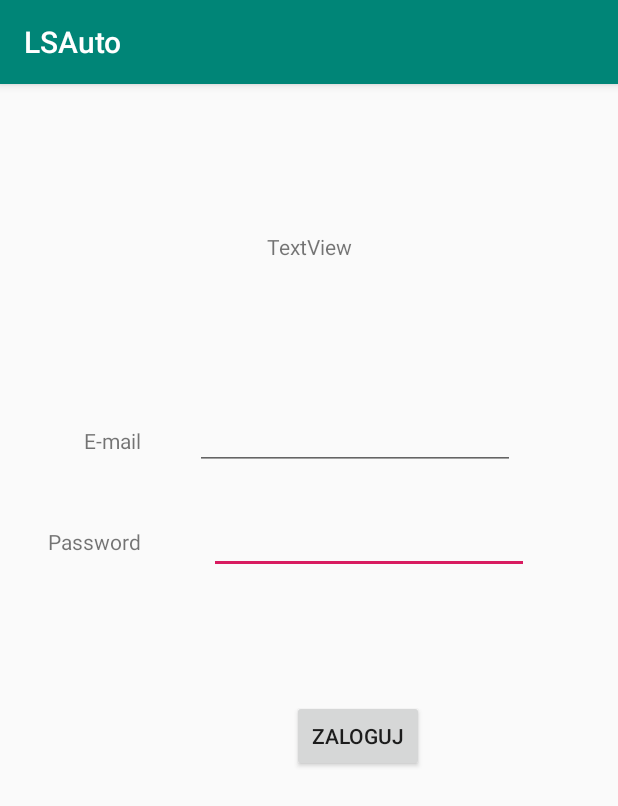
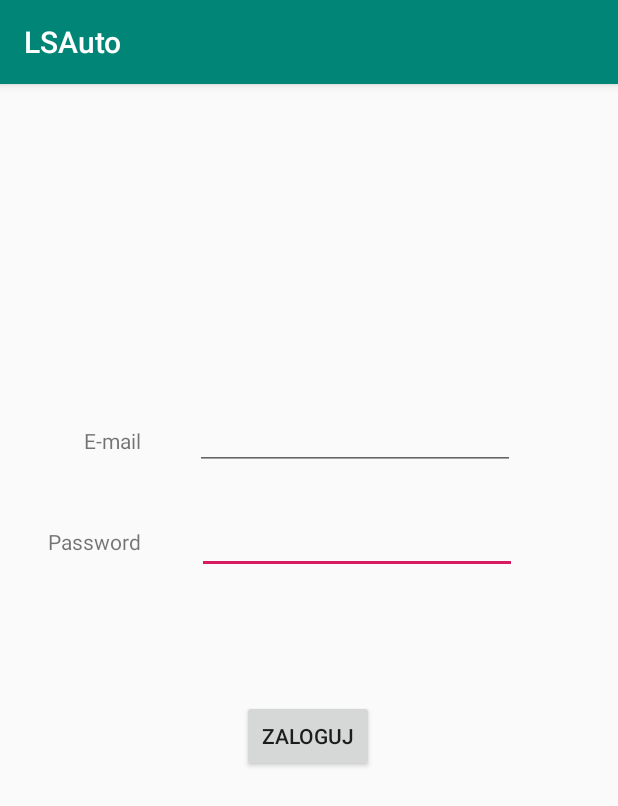
Before and after one commit to DanielTrosko/lsautoAndroid, an Android app: the screen it shows after launch (LoginActivity), after a tap on "ZALOGUJ", on a phone screen of 412 x 824 dp. Shown: the top 806 px of the screen. Run offline under Robolectric (Android 15) with nearby library versions, the phone set to English and light mode, and no system bars; 1 statement that could not run was skipped.

```diff
--- a/app/src/main/java/it/danieltrosko/lsauto/APIInterface.java
+++ /dev/null
@@ -1,12 +0,0 @@
-package it.danieltrosko.lsauto;
-
-import it.danieltrosko.lsauto.pojo.LoginModel;
-import retrofit2.Call;
-import retrofit2.http.Body;
-import retrofit2.http.POST;
-
-public interface APIInterface {
-
-    @POST("/api/authenticate")
-    Call<LoginModel> login(@Body LoginModel loginModel);
-}
--- a/app/src/main/java/it/danieltrosko/lsauto/LoginActivity.java
+++ b/app/src/main/java/it/danieltrosko/lsauto/LoginActivity.java
@@ -3,17 +3,20 @@ package it.danieltrosko.lsauto;
 import androidx.appcompat.app.AppCompatActivity;
 
 import android.content.Intent;
+import android.content.SharedPreferences;
 import android.os.Bundle;
 import android.widget.Button;
 import android.widget.EditText;
-import android.widget.TextView;
 import android.widget.Toast;
 
 
 import com.google.gson.Gson;
 import com.google.gson.GsonBuilder;
 
-import it.danieltrosko.lsauto.pojo.LoginModel;
+import it.danieltrosko.lsauto.model.LoginModel;
+import it.danieltrosko.lsauto.model.Token;
+import it.danieltrosko.lsauto.retrofit.APIInterface;
+import it.danieltrosko.lsauto.retrofit.UnsafeOkHttpClient;
 import retrofit2.Call;
 import retrofit2.Callback;
 import retrofit2.Response;
@@ -25,10 +28,10 @@ public class LoginActivity extends AppCompatActivity {
     EditText email;
     EditText password;
     Button loginButton;
-    TextView code;
     Retrofit retrofit;
     APIInterface apiInterface;
     LoginModel loginModel;
+    SharedPreferences myPreferences;
 
     @Override
     protected void onCreate(Bundle savedInstanceState) {
@@ -38,7 +41,8 @@ public class LoginActivity extends AppCompatActivity {
         email = findViewById(R.id.emailEditText);
         password = findViewById(R.id.passwordEditText);
         loginButton = findViewById(R.id.loginButton);
-        code = findViewById(R.id.code);
+        myPreferences = getSharedPreferences("lsauto", MODE_PRIVATE);
+        SharedPreferences.Editor editor = myPreferences.edit();
 
         loginButton.setOnClickListener(v -> {
             //
@@ -48,17 +52,20 @@ public class LoginActivity extends AppCompatActivity {
                     .create();
 
             retrofit = new Retrofit.Builder()
-                    .baseUrl("http://10.0.2.2:8080")
+                    .baseUrl("https://10.0.2.2:443")
+                    .client(UnsafeOkHttpClient.getUnsafeOkHttpClient())
                     .addConverterFactory(GsonConverterFactory.create(gson))
                     .build();
             apiInterface = retrofit.create(APIInterface.class);
 
-            Call<LoginModel> login = apiInterface.login(loginModel);
-            login.enqueue(new Callback<LoginModel>() {
+            Call<Token> login = apiInterface.login(loginModel);
+            login.enqueue(new Callback<Token>() {
                 @Override
-                public void onResponse(Call<LoginModel> call, Response<LoginModel> response) {
-
-                    if (response.code() == 200) {
+                public void onResponse(Call<Token> call, Response<Token> response) {
+                    if (response.isSuccessful() & response.code() == 200) {
+                        assert response.body() != null;
+                        editor.putString("token", response.body().getToken());
+                        editor.apply();
                         Toast.makeText(getApplicationContext(), "Logged in ", Toast.LENGTH_SHORT).show();
                         Intent main = new Intent(getApplicationContext(), Main2Activity.class);
                         startActivity(main);
@@ -68,7 +75,7 @@ public class LoginActivity extends AppCompatActivity {
                 }
 
                 @Override
-                public void onFailure(Call<LoginModel> call, Throwable t) {
+                public void onFailure(Call<Token> call, Throwable t) {
                     Toast.makeText(getApplicationContext(), "Connection error", Toast.LENGTH_SHORT).show();
                 }
             });
--- a/app/src/main/java/it/danieltrosko/lsauto/Main2Activity.java
+++ b/app/src/main/java/it/danieltrosko/lsauto/Main2Activity.java
@@ -1,5 +1,6 @@
 package it.danieltrosko.lsauto;
 
+import android.content.SharedPreferences;
 import android.os.Bundle;
 
 import com.google.android.material.floatingactionbutton.FloatingActionButton;
--- a/app/src/main/java/it/danieltrosko/lsauto/pojo/LoginModel.java
+++ b/app/src/main/java/it/danieltrosko/lsauto/model/LoginModel.java
@@ -1,4 +1,4 @@
-package it.danieltrosko.lsauto.pojo;
+package it.danieltrosko.lsauto.model;
 
 
 public class LoginModel {
--- /dev/null
+++ b/app/src/main/java/it/danieltrosko/lsauto/retrofit/APIInterface.java
@@ -0,0 +1,13 @@
+package it.danieltrosko.lsauto.retrofit;
+
+import it.danieltrosko.lsauto.model.LoginModel;
+import it.danieltrosko.lsauto.model.Token;
+import retrofit2.Call;
+import retrofit2.http.Body;
+import retrofit2.http.POST;
+
+public interface APIInterface {
+
+    @POST("/api/authenticate")
+    Call<Token> login(@Body LoginModel loginModel);
+}
--- a/app/src/main/java/it/danieltrosko/lsauto/RetroFitClient.java
+++ b/app/src/main/java/it/danieltrosko/lsauto/retrofit/RetroFitClient.java
@@ -1,4 +1,4 @@
-package it.danieltrosko.lsauto;
+package it.danieltrosko.lsauto.retrofit;
 
 
 import okhttp3.OkHttpClient;
--- /dev/null
+++ b/app/src/main/java/it/danieltrosko/lsauto/retrofit/UnsafeOkHttpClient.java
@@ -0,0 +1,47 @@
+package it.danieltrosko.lsauto.retrofit;
+
+import java.security.cert.CertificateException;
+
+import javax.net.ssl.SSLContext;
+import javax.net.ssl.SSLSocketFactory;
+import javax.net.ssl.TrustManager;
+import javax.net.ssl.X509TrustManager;
+
+import okhttp3.OkHttpClient;
+
+public class UnsafeOkHttpClient {
+    public static OkHttpClient getUnsafeOkHttpClient() {
+        try {
+            final TrustManager[] trustAllCerts = new TrustManager[]{
+                    new X509TrustManager() {
+                        @Override
+                        public void checkClientTrusted(java.security.cert.X509Certificate[] chain, String authType) throws CertificateException {
+                        }
+
+                        @Override
+                        public void checkServerTrusted(java.security.cert.X509Certificate[] chain, String authType) throws CertificateException {
+                        }
+
+                        @Override
+                        public java.security.cert.X509Certificate[] getAcceptedIssuers() {
+                            return new java.security.cert.X509Certificate[]{};
+                        }
+                    }
+            };
+
+            final SSLContext sslContext = SSLContext.getInstance("SSL");
+            sslContext.init(null, trustAllCerts, new java.security.SecureRandom());
+
+            final SSLSocketFactory sslSocketFactory = sslContext.getSocketFactory();
+
+            OkHttpClient.Builder builder = new OkHttpClient.Builder();
+            builder.sslSocketFactory(sslSocketFactory, (X509TrustManager) trustAllCerts[0]);
+            builder.hostnameVerifier((hostname, session) -> true);
+
+            OkHttpClient okHttpClient = builder.build();
+            return okHttpClient;
+        } catch (Exception e) {
+            throw new RuntimeException(e);
+        }
+    }
+}
--- a/app/src/main/res/layout/login_main.xml
+++ b/app/src/main/res/layout/login_main.xml
@@ -35,7 +35,7 @@
         android:ems="10"
         android:inputType="textPassword"
         app:layout_constraintEnd_toEndOf="parent"
-        app:layout_constraintHorizontal_bias="0.936"
+        app:layout_constraintHorizontal_bias="0.765"
         app:layout_constraintStart_toEndOf="@+id/passwordTextView"
         app:layout_constraintTop_toBottomOf="@+id/emailEditText" />
 
@@ -45,10 +45,12 @@
         android:layout_height="wrap_content"
         android:layout_marginTop="84dp"
         android:text="Zaloguj"
+        app:layout_constraintBottom_toBottomOf="parent"
         app:layout_constraintEnd_toEndOf="parent"
-        app:layout_constraintHorizontal_bias="0.6"
+        app:layout_constraintHorizontal_bias="0.498"
         app:layout_constraintStart_toStartOf="parent"
-        app:layout_constraintTop_toBottomOf="@+id/passwordEditText" />
+        app:layout_constraintTop_toBottomOf="@+id/passwordEditText"
+        app:layout_constraintVertical_bias="0.0" />
 
     <EditText
         android:id="@+id/emailEditText"
@@ -61,15 +63,4 @@
         app:layout_constraintStart_toEndOf="@+id/emailTextView"
         app:layout_constraintTop_toTopOf="parent" />
 
-    <TextView
-        android:id="@+id/code"
-        android:layout_width="wrap_content"
-        android:layout_height="wrap_content"
-        android:layout_marginTop="84dp"
-        android:text="TextView"
-        app:layout_constraintBottom_toTopOf="@+id/emailEditText"
-        app:layout_constraintEnd_toEndOf="parent"
-        app:layout_constraintStart_toStartOf="parent"
-        app:layout_constraintTop_toTopOf="parent"
-        app:layout_constraintVertical_bias="0.137" />
 </androidx.constraintlayout.widget.ConstraintLayout>
--- a/build.gradle
+++ b/build.gradle
@@ -7,7 +7,7 @@ buildscript {
 
     }
     dependencies {
-        classpath 'com.android.tools.build:gradle:3.5.3'
+        classpath 'com.android.tools.build:gradle:3.6.0'
 
         // NOTE: Do not place your application dependencies here; they belong
         // in the individual module build.gradle files
```
Also changed, not shown: app/src/main/java/it/danieltrosko/lsauto/model/Token.java (added, +13 -0 lines), gradle/wrapper/gradle-wrapper.properties.
